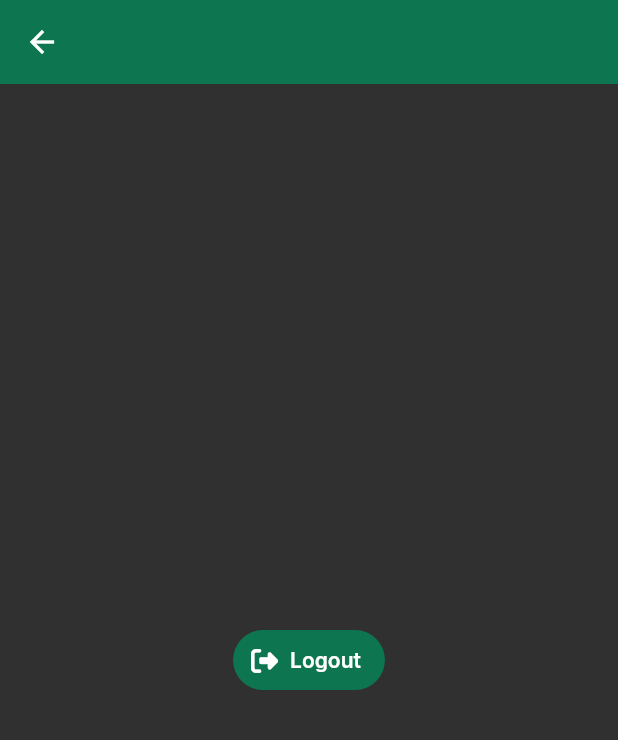
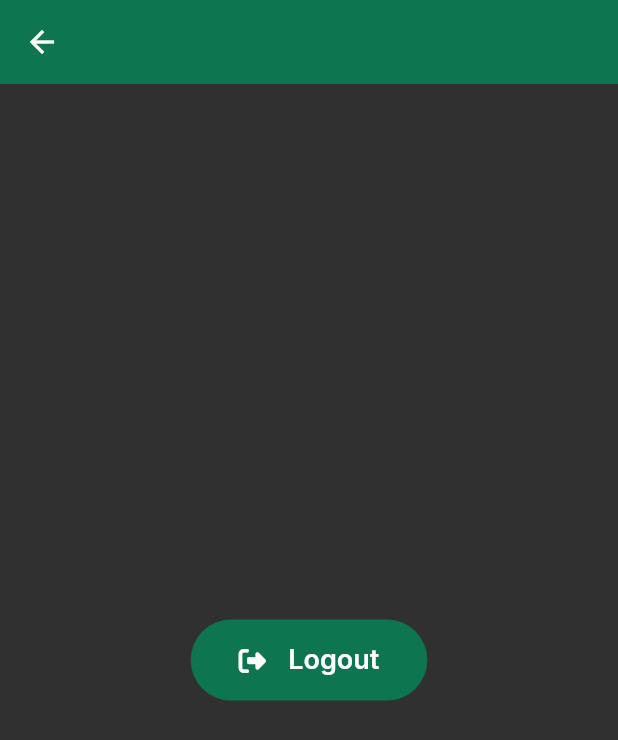
Before and after one commit to jorahty/cognize, a Flutter app: the ProfileScreen screen opened by its route, on a phone screen of 412 x 824 dp. Shown: the top 740 px of the screen. Run offline on Flutter 3.47's test engine with Material 2 defaults, Android fonts, the phone set to English and light mode, and no system bars; our stand-ins replace cloud_firestore, firebase_auth, firebase_core, flutter_svg, font_awesome_flutter, google_fonts and 1 more; accounts and stored records are empty.

Commit message:
Enhance logout button

```diff
--- a/lib/screens/profile/screen.dart
+++ b/lib/screens/profile/screen.dart
@@ -11,17 +11,29 @@ class ProfileScreen extends StatelessWidget {
     return Scaffold(
       appBar: AppBar(),
       body: Center(
-        child: FilledButton.icon(
+        child: FilledButton(
+          child: Padding(
+            padding: const EdgeInsets.all(16),
+            child: Row(
+              mainAxisSize: MainAxisSize.min,
+              children: [
+                const Icon(FontAwesomeIcons.rightFromBracket),
+                const SizedBox(width: 15),
+                Text(
+                  'Logout',
+                  style: GoogleFonts.inter(
+                    fontSize: 18,
+                    fontWeight: FontWeight.w600,
+                  ),
+                )
+              ],
+            ),
+          ),
           onPressed: () {
             AuthService().signOut();
             Navigator.of(context)
                 .pushNamedAndRemoveUntil('/', (route) => false);
           },
-          icon: const Icon(FontAwesomeIcons.rightFromBracket),
-          label: Text(
-            'Logout',
-            style: GoogleFonts.inter(fontWeight: FontWeight.w600),
-          ),
         ),
       ),
     );
```
